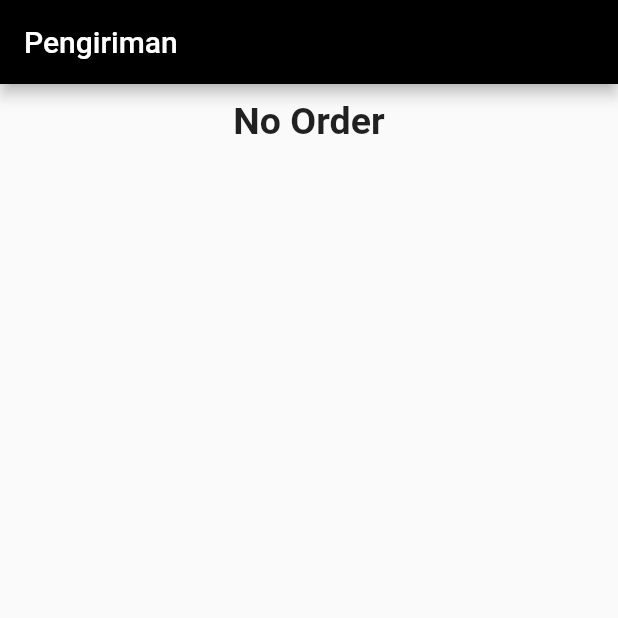
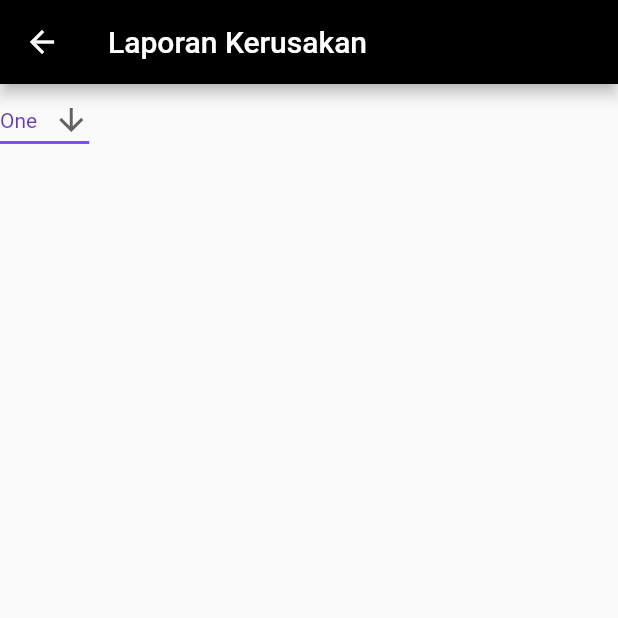
Before and after one commit to wlp26/Project_Ekspedisi, a Flutter app: the screen it shows after launch, on a phone screen of 412 x 824 dp, the top half of it. Run offline on Flutter 3.47's test engine with Material 2 defaults, Android fonts, the light colour scheme and no system bars.

Commit message:
update main dan class laporan kerusakan

```diff
--- a/lib/main.dart
+++ b/lib/main.dart
@@ -1,6 +1,5 @@
 import 'package:flutter/material.dart';
-
-import 'package:project_ekspedisi/screens/pengiriman.dart';
+import 'package:project_ekspedisi/screens/laporanKerusakan.dart';
 
 void main() {
   runApp(EkspedisiApp());
@@ -10,7 +9,7 @@ class EkspedisiApp extends StatelessWidget {
   @override
   Widget build(BuildContext context) {
     return MaterialApp(
-      home: Pengiriman(),
+      home: LaporanKerusakan(),
     );
   }
 }
--- /dev/null
+++ b/lib/screens/laporanKerusakan.dart
@@ -0,0 +1,50 @@
+import 'package:flutter/material.dart';
+
+const List<String> list = <String>['One', 'Two', 'Three', 'Four'];
+
+class LaporanKerusakan extends StatefulWidget {
+  _LaporanKerusakan createState() => _LaporanKerusakan();
+}
+
+class _LaporanKerusakan extends State<LaporanKerusakan> {
+  String dropDownValue = list.first;
+
+  @override
+  Widget build(BuildContext context) {
+    return Scaffold(
+        appBar: AppBar(
+            leading: IconButton(
+              icon: Icon(Icons.arrow_back),
+              onPressed: () {
+                Navigator.pop(context);
+              },
+            ),
+            title: Text("Laporan Kerusakan"),
+            backgroundColor: Colors.black),
+        body: Container(
+            child: Column(children: [
+          DropdownButton<String>(
+            value: dropDownValue,
+            icon: const Icon(Icons.arrow_downward),
+            elevation: 16,
+            style: const TextStyle(color: Colors.deepPurple),
+            underline: Container(
+              height: 2,
+              color: Colors.deepPurpleAccent,
+            ),
+            onChanged: (String? value) {
+              // This is called when the user selects an item.
+              setState(() {
+                dropDownValue = value!;
+              });
+            },
+            items: list.map<DropdownMenuItem<String>>((String value) {
+              return DropdownMenuItem<String>(
+                value: value,
+                child: Text(value),
+              );
+            }).toList(),
+          )
+        ])));
+  }
+}
```
